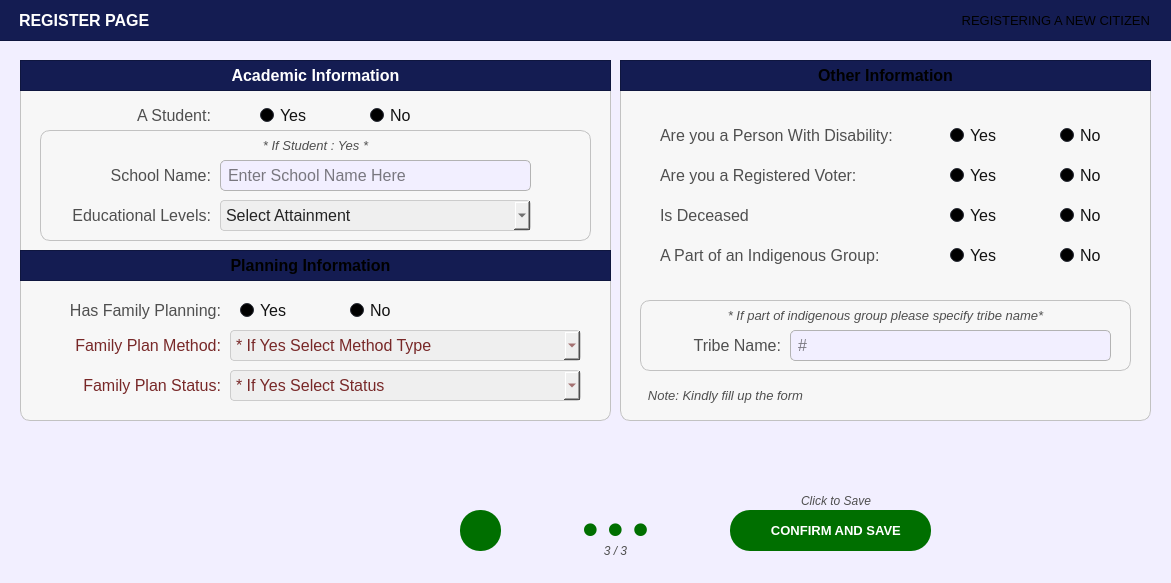
Yohhannn/Barangay-Records-Statistics-System, file Resources/UIs/PopUp/Screen_CitizenPanel/ScreenCitizenProfile/register_citizen_part_03.ui: the form before one commit.
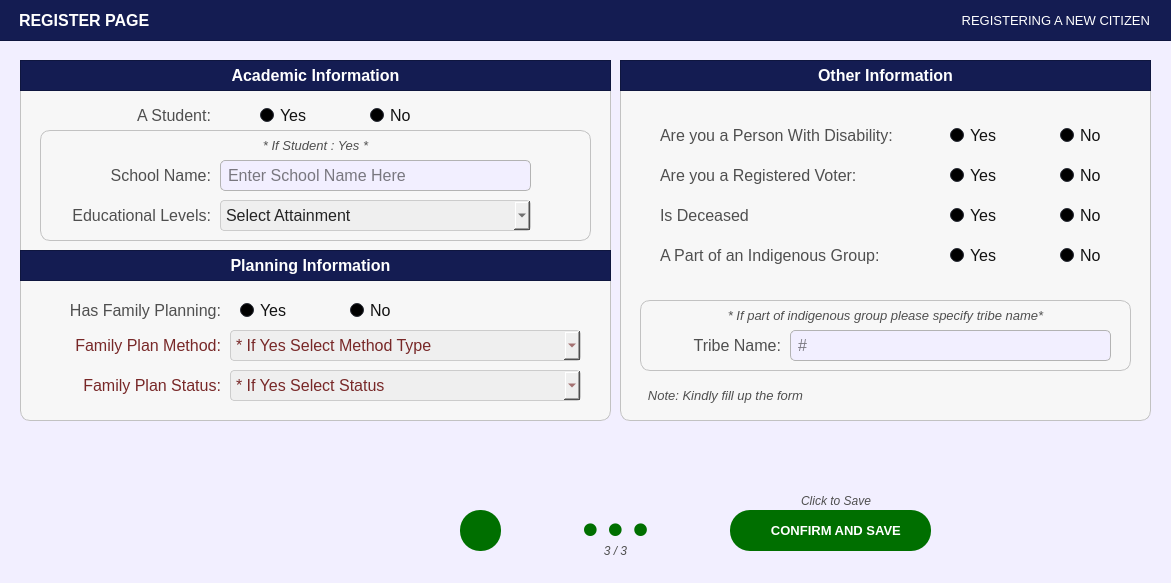
The form after the commit. Icons and pictures are not drawn.

Commit message: ReColored Part 2 - Registers and Edit

Diff of the .ui file:
```diff
--- a/Resources/UIs/PopUp/Screen_CitizenPanel/ScreenCitizenProfile/register_citizen_part_03.ui
+++ b/Resources/UIs/PopUp/Screen_CitizenPanel/ScreenCitizenProfile/register_citizen_part_03.ui
@@ -555,7 +555,7 @@
       </font>
      </property>
      <property name="styleSheet">
-      <string notr="true">#label_title{
+      <string notr="true">#label_title_3{
 	background-color:transparent;
 	color: rgb(255, 255, 255);
 }</string>
@@ -4853,7 +4853,7 @@
     <property name="styleSheet">
      <string notr="true">#filteroptions_label {
 	background-color: transparent;
-	color: #white;
+	color: #FFFFFF;
 }
 </string>
     </property>
@@ -5277,7 +5277,7 @@
       </font>
      </property>
      <property name="styleSheet">
-      <string notr="true">#label_title{
+      <string notr="true">#label_title_2{
 	background-color:transparent;
 	color: rgb(255, 255, 255);
 }</string>
```
Left out of the diff: 192 changed lines with no effect on the pictures. The commit also changes 19 other files.
